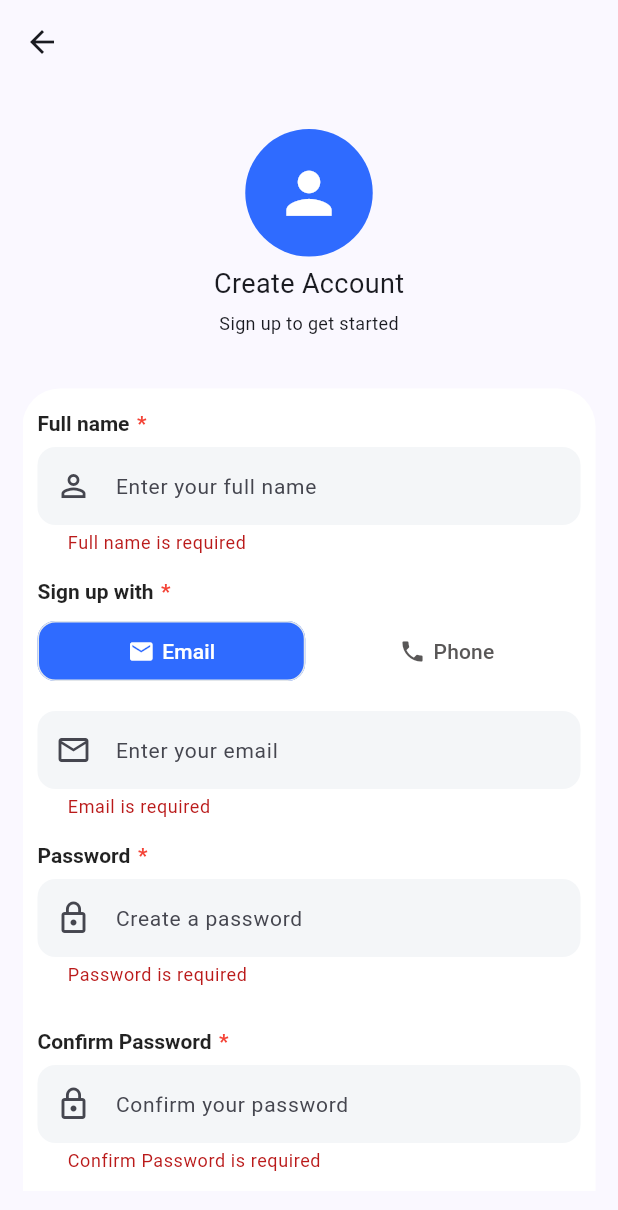
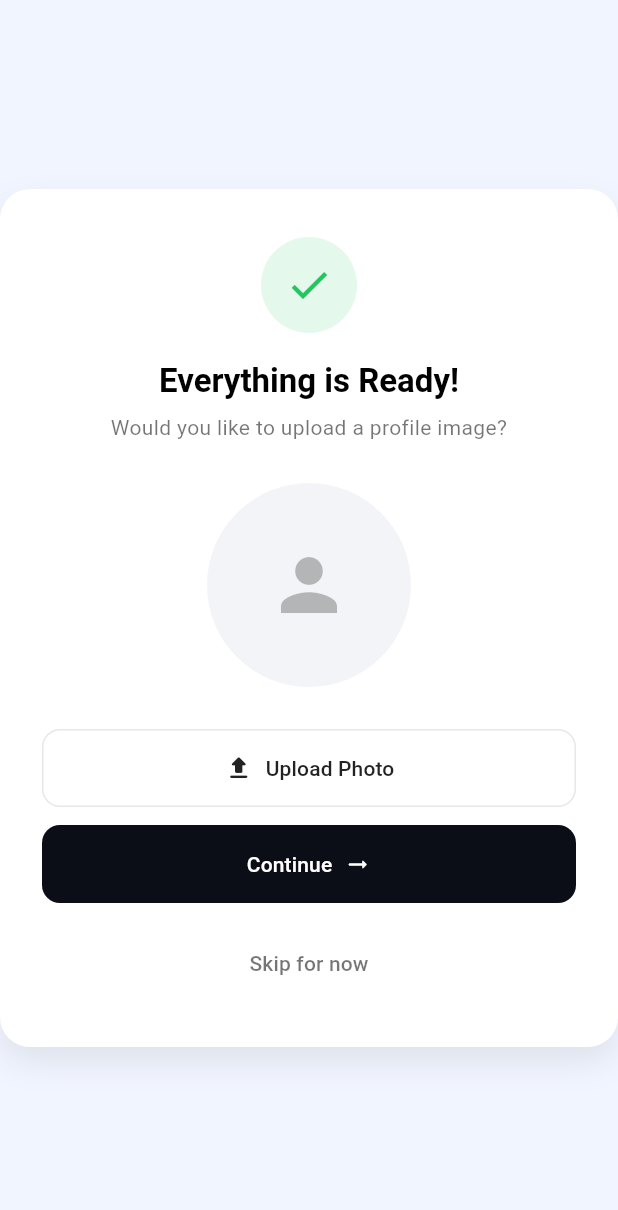
Before and after one commit to mohammadEid-234/events_finder, a Flutter app: the SignUp screen opened directly, after a tap on "Sign Up", on a phone screen of 412 x 824 dp. Shown: the top 1210 px of the screen. Run offline on Flutter 3.47's test engine with Material 3 defaults, Android fonts, the phone set to English and light mode, and no system bars; our stand-ins replace dio, flutter_secure_storage; missing offline and left inert: dart_jsonwebtoken, phone_numbers_parser; accounts and stored records are empty.

Commit message:
finish signup end-to-end

```diff
--- a/mobile/lib/core/logging/logger.dart
+++ b/mobile/lib/core/logging/logger.dart
@@ -2,7 +2,7 @@
 import 'package:flutter/foundation.dart';
 
 class Logger {
- static void log(Object msg){
+ static void log(dynamic msg){
       if(kDebugMode){
         print(msg);
       }
--- a/mobile/lib/core/validation/user_input_validation.dart
+++ b/mobile/lib/core/validation/user_input_validation.dart
@@ -23,6 +23,7 @@ String? validatePhoneByCountry(String? input, CountryCode country) {
     if(hasSpecial(input)){
       return 'Phone must contain digits only';
     }
+
     return PhoneNumber.parse(input,callerCountry: country.iso2).isValid(type: PhoneNumberType.mobile) ? null : "Invalid Phone number";
   }catch(e){
     Logger.log("error validating phone :$e");
--- a/mobile/lib/features/auth/model/auth_repo.dart
+++ b/mobile/lib/features/auth/model/auth_repo.dart
@@ -1,9 +1,11 @@
 import 'package:dio/dio.dart';
-import 'package:finder/core/connection/connection.dart';
 import 'package:finder/core/connection/dio.dart';
+import 'package:finder/core/connection/token.dart';
 import 'package:finder/core/logging/logger.dart';
 
+
 class AuthRepository {
+  TokenManager tokenManager = TokenManager.instance;
   Future<void> signIn({required String email, required String password}) async {
     await Future.delayed(const Duration(milliseconds: 900));
     if (email.isEmpty || password.isEmpty) {
@@ -17,25 +19,31 @@ class AuthRepository {
     String? email,
     String? phone,
     required String password,
-    required String confirmPassword,
-
   }) async {
     try{
       assert(email!=null || phone!=null );
-      final res = await dio.post("/users",data: {
+      final res = await dio.post("/users",data:
+      {
         "full_name":fullName,
-        if(phone!=null)
+        if(phone!=null && phone.isNotEmpty)
           "phone_number":phone,
-        if(email!=null)
+        if(email!=null && email.isNotEmpty)
           "email":email,
         "password":password,
-        "confirm_password":confirmPassword
-      });
-
+      }
+     );
+      Logger.log("response body : ${res.data}");
+      Logger.log("response headers : ${res.headers}");
+      if(res.statusCode == 200){
+        final accessToken =  res.data["access_token"] as String;
+        final refreshToken = res.headers.map["refresh_token"] as String;
+        tokenManager.saveTokenPair(
+            (accessToken: accessToken, refreshToken: refreshToken));
+      }
       return res;
 
     } catch(e){
-      Logger.log("");
+      Logger.log("signUp error :$e ");
       return null;
     }
 
--- a/mobile/lib/features/auth/view/signup.dart
+++ b/mobile/lib/features/auth/view/signup.dart
@@ -5,6 +5,7 @@ import 'package:finder/features/auth/model/country_code.dart';
 import 'package:finder/features/auth/view/common.dart';
 import 'package:finder/features/auth/view/password_validator.dart';
 import 'package:finder/features/auth/view/sign_in.dart';
+import 'package:finder/features/auth/view/signup_success.dart';
 import 'package:finder/features/auth/view_model/sign_up_vm.dart';
 import 'package:flutter/material.dart';
 import 'package:provider/provider.dart';
@@ -269,6 +270,10 @@ class SignUp extends StatelessWidget {
                                   backgroundColor: mainColor
                               ),
                               onPressed: vm.submittingForm? null : () {
+                                Navigator.of(context).push( MaterialPageRoute(builder: (context){
+                                  return ReadyProfileScreen();
+                                }));
+                                return;
                                 if(formKey.currentState?.validate() != true){
                                   return;
                                 }
--- /dev/null
+++ b/mobile/lib/features/auth/view/signup_success.dart
@@ -0,0 +1,151 @@
+import 'package:flutter/material.dart';
+
+class ReadyProfileScreen extends StatelessWidget {
+  const ReadyProfileScreen({super.key});
+
+  @override
+  Widget build(BuildContext context) {
+    const cardRadius = 20.0;
+    const dark = Color(0xFF0B0D17);        // near-black for primary button
+    const bg = Color(0xFFF1F5FF);          // soft blue/gray background
+    const accent = Color(0xFF22C55E);      // green check
+    final textTheme = Theme.of(context).textTheme;
+
+    return Scaffold(
+      backgroundColor: bg,
+      body: Center(
+          child: Container(
+            padding: const EdgeInsets.symmetric(horizontal: 28, vertical: 32),
+            decoration: BoxDecoration(
+              color: Colors.white,
+              borderRadius: BorderRadius.circular(cardRadius),
+              boxShadow: const [
+                BoxShadow(
+                  color: Color(0x14000000),
+                  blurRadius: 18,
+                  offset: Offset(0, 10),
+                )
+              ],
+            ),
+            child: Column(
+              mainAxisSize: MainAxisSize.min,
+              children: [
+                // Green check icon
+                Container(
+                  width: 64,
+                  height: 64,
+                  decoration: BoxDecoration(
+                    color: accent.withOpacity(.12),
+                    shape: BoxShape.circle,
+                  ),
+                  child: const Icon(Icons.check, color: accent, size: 32),
+                ),
+                const SizedBox(height: 18),
+
+                // Title
+                Text(
+                  'Everything is Ready!',
+                  style: textTheme.titleLarge?.copyWith(
+                    fontWeight: FontWeight.w700,
+                    color: Colors.black,
+                  ),
+                  textAlign: TextAlign.center,
+                ),
+                const SizedBox(height: 8),
+
+                // Subtitle
+                Text(
+                  'Would you like to upload a profile image?',
+                  style: textTheme.bodyMedium?.copyWith(
+                    color: Colors.black54,
+                    height: 1.3,
+                  ),
+                  textAlign: TextAlign.center,
+                ),
+                const SizedBox(height: 28),
+
+                // Avatar placeholder
+                CircleAvatar(
+                  radius: 68,
+                  backgroundColor: const Color(0xFFF2F4F7),
+                  child: Icon(
+                    Icons.person,
+                    size: 56,
+                    color: Colors.black26,
+                  ),
+                ),
+                const SizedBox(height: 28),
+
+                // Upload Photo (outlined)
+                SizedBox(
+                  width: double.infinity,
+                  child: OutlinedButton.icon(
+                    style: OutlinedButton.styleFrom(
+                      padding: const EdgeInsets.symmetric(vertical: 16),
+                      side: const BorderSide(color: Color(0xFFE5E7EB)),
+                      shape: RoundedRectangleBorder(
+                        borderRadius: BorderRadius.circular(12),
+                      ),
+                      foregroundColor: Colors.black87,
+                    ),
+                    onPressed: () {
+                      ScaffoldMessenger.of(context).showSnackBar(
+                        const SnackBar(content: Text('Upload Photo tapped')),
+                      );
+                    },
+                    icon: const Icon(Icons.upload_rounded, size: 20),
+                    label: const Text('Upload Photo'),
+                  ),
+                ),
+                const SizedBox(height: 12),
+
+                // Continue (filled dark)
+                SizedBox(
+                  width: double.infinity,
+                  child: ElevatedButton(
+                    style: ElevatedButton.styleFrom(
+                      backgroundColor: dark,
+                      foregroundColor: Colors.white,
+                      elevation: 0,
+                      padding: const EdgeInsets.symmetric(vertical: 16),
+                      shape: RoundedRectangleBorder(
+                        borderRadius: BorderRadius.circular(12),
+                      ),
+                    ),
+                    onPressed: () {
+                      ScaffoldMessenger.of(context).showSnackBar(
+                        const SnackBar(content: Text('Continue tapped')),
+                      );
+                    },
+                    child: Row(
+                      mainAxisAlignment: MainAxisAlignment.center,
+                      children: const [
+                        Text('Continue'),
+                        SizedBox(width: 8),
+                        Icon(Icons.arrow_right_alt_rounded),
+                      ],
+                    ),
+                  ),
+                ),
+                const SizedBox(height: 16),
+
+                // Skip for now (text button)
+                TextButton(
+                  style: TextButton.styleFrom(
+                    foregroundColor: Colors.black54,
+                  ),
+                  onPressed: () {
+                    ScaffoldMessenger.of(context).showSnackBar(
+                      const SnackBar(content: Text('Skip for now tapped')),
+                    );
+                  },
+                  child: const Text('Skip for now'),
+                ),
+              ],
+            ),
+          ),
+
+      ),
+    );
+  }
+}
--- a/mobile/lib/features/auth/view_model/sign_up_vm.dart
+++ b/mobile/lib/features/auth/view_model/sign_up_vm.dart
@@ -5,6 +5,7 @@ import 'package:finder/features/auth/model/auth_repo.dart';
 import 'package:finder/features/auth/model/country_code.dart';
 import 'package:flutter/material.dart';
 import 'package:flutter/services.dart';
+import 'package:phone_numbers_parser/phone_numbers_parser.dart';
 enum SignUpMethod{
   email,phone
 }
@@ -48,11 +49,16 @@ class SignUpVM extends ChangeNotifier{
     notifyListeners();
   }
   void submitForm()async{
-    setSubmitting(true);
-    await authRepository.signUp(fullName: fullName, password: password, confirmPassword: confirmPassword,
-          phone: phoneNumber,email: email
-          );
-    setSubmitting(false);
+    try{
+      setSubmitting(true);
+      await authRepository.signUp(fullName: fullName, password: password,
+          phone: PhoneNumber.parse(phoneNumber,callerCountry: selectedCountryCode.iso2).international,email: email
+      );
+      setSubmitting(false);
+    }catch(e){
+      debugPrint("Error submitting form: $e");
+    }
+
 
   }
   void onEmailChanged(String value){
```
Also changed, not shown: mobile/lib/core/connection/dio.dart (+9 -4 lines), mobile/lib/core/connection/token.dart (added, +68 -0 lines), mobile/lib/features/auth/model/auth_interceptors.dart (+14 -64 lines), mobile/lib/core/connection/connection.dart (deleted), 7 other files.
